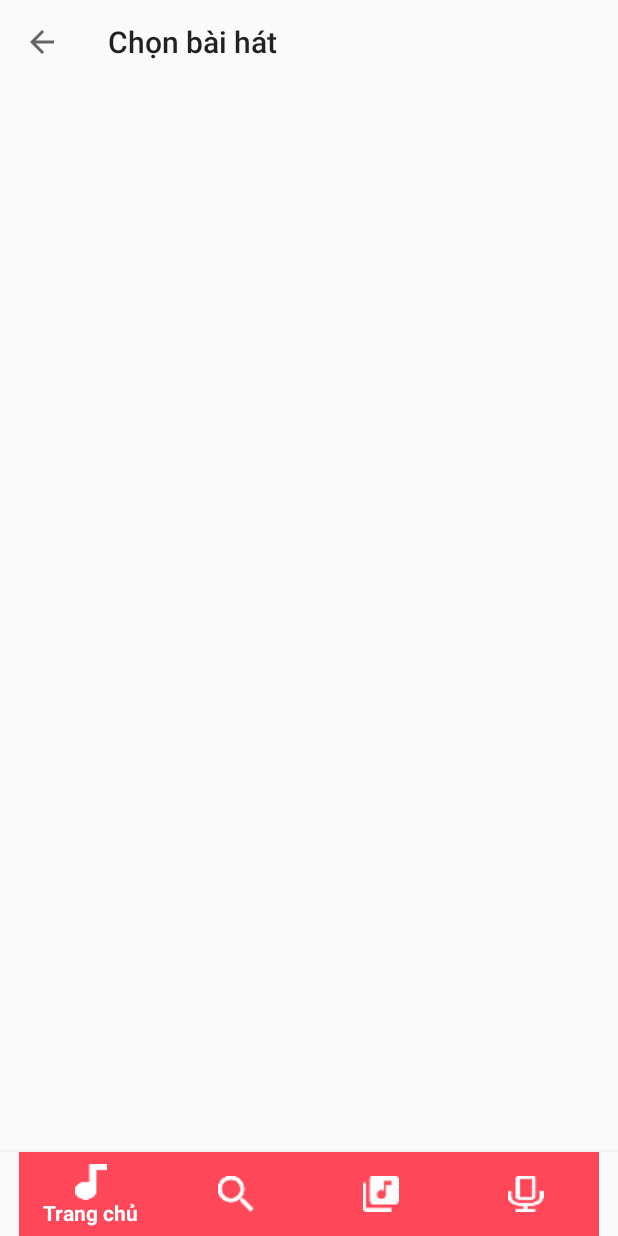
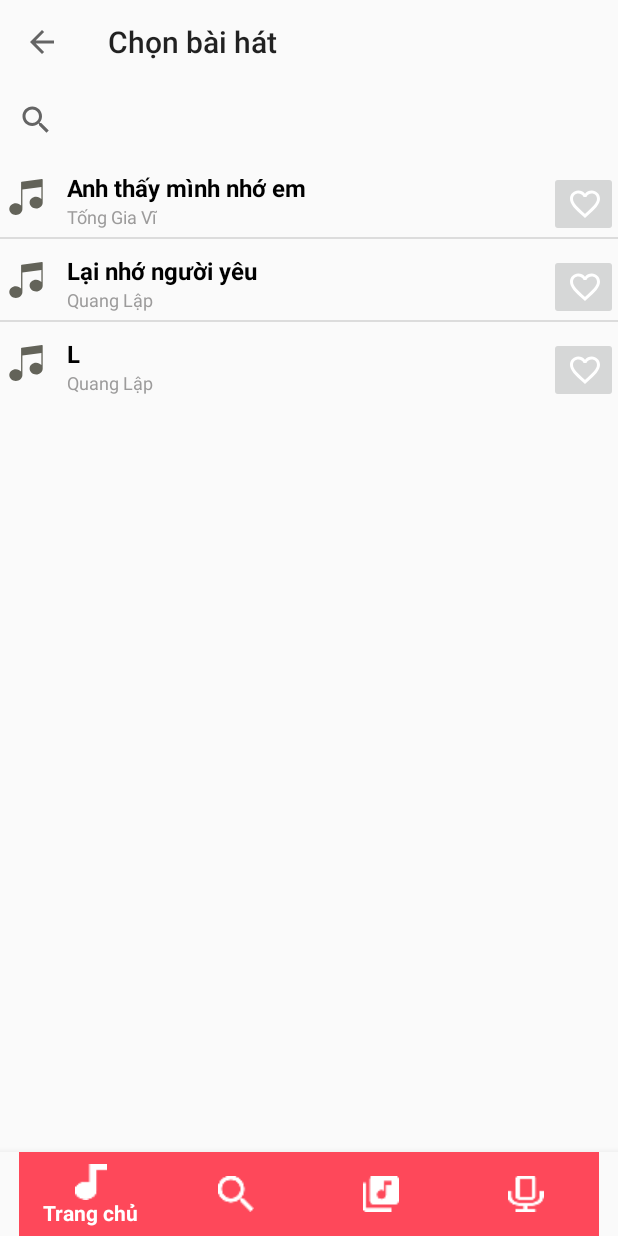
Before and after one commit to quoctuan1780/AppMusicBottomNav, an Android app: the DanhSachBaiHatOffline screen opened through its navigation route, on a phone screen of 412 x 824 dp. Run offline under Robolectric (Android 15) with nearby library versions, the phone set to English and light mode, and no system bars; our stand-ins replace navigation-ui.

Commit message:
Bo sung tinh nang tim kiem trong bai hat

```diff
--- a/app/src/main/java/com/example/appmusicbotnav/adapter/BaiHatAdapter.java
+++ b/app/src/main/java/com/example/appmusicbotnav/adapter/BaiHatAdapter.java
@@ -33,7 +33,7 @@ public class BaiHatAdapter extends ArrayAdapter<BaiHat> implements Filterable {
     public View getView(int position, @Nullable View convertView, @NonNull ViewGroup parent) {
         View listItem = convertView;
         if (listItem == null) {
-            listItem = LayoutInflater.from(mContext).inflate(R.layout.baihat, parent, false);
+            listItem = LayoutInflater.from(mContext).inflate(R.layout.item_baihat, parent, false);
         }
         BaiHat currentSong = songList.get(position);
         TextView tvTitle = listItem.findViewById(R.id.tv_music_name);
--- a/app/src/main/java/com/example/appmusicbotnav/fragment/bangxehang.java
+++ b/app/src/main/java/com/example/appmusicbotnav/fragment/BangXepHang.java
@@ -10,9 +10,9 @@ import android.view.ViewGroup;
 
 import com.example.appmusicbotnav.R;
 
-public class bangxehang extends Fragment {
+public class BangXepHang extends Fragment {
 
-    public bangxehang() {
+    public BangXepHang() {
         // Required empty public constructor
     }
 
@@ -20,6 +20,6 @@ public class bangxehang extends Fragment {
     public View onCreateView(LayoutInflater inflater, ViewGroup container,
                              Bundle savedInstanceState) {
         // Inflate the layout for this fragment
-        return inflater.inflate(R.layout.fragment_bangxehang, container, false);
+        return inflater.inflate(R.layout.fragment_bangxephang, container, false);
     }
 }
--- a/app/src/main/java/com/example/appmusicbotnav/fragment/DanhSachBaiHatOffline.java
+++ b/app/src/main/java/com/example/appmusicbotnav/fragment/DanhSachBaiHatOffline.java
@@ -3,6 +3,7 @@ package com.example.appmusicbotnav.fragment;
 import android.os.Bundle;
 
 import androidx.annotation.NonNull;
+import androidx.annotation.Nullable;
 import androidx.appcompat.app.AppCompatActivity;
 import androidx.appcompat.widget.Toolbar;
 import androidx.fragment.app.Fragment;
@@ -12,12 +13,14 @@ import android.view.MenuItem;
 import android.view.View;
 import android.view.ViewGroup;
 import android.widget.ListView;
+import android.widget.SearchView;
 
 import com.example.appmusicbotnav.R;
 import com.example.appmusicbotnav.adapter.BaiHatAdapter;
 import com.example.appmusicbotnav.model.BaiHat;
 
 import java.util.ArrayList;
+import java.util.HashMap;
 
 
 public class DanhSachBaiHatOffline extends Fragment {
@@ -25,6 +28,9 @@ public class DanhSachBaiHatOffline extends Fragment {
     Toolbar toolbar;
     ArrayList<BaiHat> listBaihat;
     ListView listView;
+    SearchView searchView;
+    BaiHatAdapter adapter;
+    HashMap<String, BaiHat> hmSearch;
     public DanhSachBaiHatOffline(){
 
     }
@@ -32,27 +38,66 @@ public class DanhSachBaiHatOffline extends Fragment {
     @Override
     public View onCreateView(LayoutInflater inflater, ViewGroup container,
                              Bundle savedInstanceState) {
-//        khoiaobaihat();
-        view =  inflater.inflate(R.layout.fragment_frg_baihat, container, false);
+        view =  inflater.inflate(R.layout.fragment_baihat, container, false);
         setHasOptionsMenu(true);
         toolbar = (Toolbar) view.findViewById(R.id.tb_baihat);
         toolbar.setTitle("Chọn bài hát");
+        searchView = (SearchView) view.findViewById(R.id.sv_timkiembaihatoff);
         ((AppCompatActivity)getActivity()).setSupportActionBar(toolbar);
         ((AppCompatActivity)getActivity()).getSupportActionBar().setDisplayShowHomeEnabled(true);
         ((AppCompatActivity)getActivity()).getSupportActionBar().setDisplayHomeAsUpEnabled(true);
         return view;
     }
 
-//    private void khoiaobaihat(){
-//        BaiHat bh1 = new BaiHat("Anh thấy mình nhớ em", "Tống Gia Vĩ", "C:\\Users");
-//        BaiHat bh2 = new BaiHat("Lại nhớ người yêu", "Quang Lập", "C:\\Users");
-//        listBaihat = new ArrayList<>();
-//        listBaihat.add(bh1);
-//        listBaihat.add(bh2);
-//        BaiHatAdapter adapter = new BaiHatAdapter(getContext(), listBaihat);
-//        listView = view.findViewById(R.id.lv_danhsachbaihat);
-//        listView.setAdapter(adapter);
-//    }
+    @Override
+    public void onViewCreated(@NonNull View view, @Nullable Bundle savedInstanceState) {
+        khoitaobaihat();
+        final ArrayList<BaiHat> listClone = new ArrayList<>();
+        searchView.setOnQueryTextListener(new SearchView.OnQueryTextListener() {
+            @Override
+            public boolean onQueryTextSubmit(String query) {
+                return false;
+            }
+
+            @Override
+            public boolean onQueryTextChange(String newText) {
+                if(newText.equals("")){
+                    khoitaobaihat();
+                    return false;
+                }
+                else{
+                    listClone.clear();
+                for(BaiHat bh : listBaihat)
+                    if(bh.getTitle().toLowerCase().contains(newText.toLowerCase())){
+                        listClone.add(bh);
+                        khoitaobaihat(listClone);
+                    }
+                }
+                return false;
+            }
+        });
+        super.onViewCreated(view, savedInstanceState);
+    }
+
+
+    private void khoitaobaihat(){
+        BaiHat bh1 = new BaiHat("Anh thấy mình nhớ em", "Tống Gia Vĩ", "C:\\Users");
+        BaiHat bh2 = new BaiHat("Lại nhớ người yêu", "Quang Lập", "C:\\Users");
+        BaiHat bh3 = new BaiHat("L", "Quang Lập", "C:\\Users");
+        listBaihat = new ArrayList<>();
+        listBaihat.add(bh1);
+        listBaihat.add(bh2);
+        listBaihat.add(bh3);
+        adapter = new BaiHatAdapter(getContext(), listBaihat);
+        listView = view.findViewById(R.id.lv_danhsachbaihat);
+        listView.setAdapter(adapter);
+    }
+
+    private void khoitaobaihat(ArrayList<BaiHat> listBh){
+        adapter = new BaiHatAdapter(getContext(), listBh);
+        listView = view.findViewById(R.id.lv_danhsachbaihat);
+        listView.setAdapter(adapter);
+    }
 
 
     @Override
--- a/app/src/main/java/com/example/appmusicbotnav/fragment/ThuVien.java
+++ b/app/src/main/java/com/example/appmusicbotnav/fragment/ThuVien.java
@@ -7,8 +7,6 @@ import androidx.annotation.Nullable;
 import androidx.appcompat.app.AppCompatActivity;
 import androidx.appcompat.widget.Toolbar;
 import androidx.fragment.app.Fragment;
-import androidx.fragment.app.FragmentManager;
-import androidx.fragment.app.FragmentTransaction;
 import androidx.navigation.fragment.NavHostFragment;
 import androidx.viewpager.widget.ViewPager;
 
@@ -34,7 +32,7 @@ public class ThuVien extends Fragment {
     @Override
     public View onCreateView(LayoutInflater inflater, ViewGroup container,
                              Bundle savedInstanceState) {
-        view = inflater.inflate(R.layout.fragment_frag_trangchu, container, false);
+        view = inflater.inflate(R.layout.fragment_thuvien, container, false);
         QuangCao();
         HienThiQuangCao();
         setHasOptionsMenu(true);
--- /dev/null
+++ b/app/src/main/res/layout/fragment_baihat.xml
@@ -0,0 +1,29 @@
+<?xml version="1.0" encoding="utf-8"?>
+<RelativeLayout xmlns:android="http://schemas.android.com/apk/res/android"
+    xmlns:tools="http://schemas.android.com/tools"
+    android:layout_width="match_parent"
+    android:layout_height="match_parent"
+    tools:context=".fragment.DanhSachBaiHatOffline">
+
+    <!-- TODO: Update blank fragment layout -->
+    <androidx.appcompat.widget.Toolbar
+        android:id="@+id/tb_baihat"
+        android:layout_width="match_parent"
+        android:layout_height="wrap_content">
+    </androidx.appcompat.widget.Toolbar>
+
+    <SearchView
+        android:id="@+id/sv_timkiembaihatoff"
+        android:layout_width="match_parent"
+        android:layout_height="wrap_content"
+        android:layout_below="@id/tb_baihat">
+
+    </SearchView>
+
+    <ListView
+        android:id="@+id/lv_danhsachbaihat"
+        android:layout_width="match_parent"
+        android:layout_height="wrap_content"
+        android:layout_below="@id/sv_timkiembaihatoff">
+    </ListView>
+</RelativeLayout>
--- a/app/src/main/res/layout/fragment_frg_baihat.xml
+++ b/app/src/main/res/layout/fragment_bangxephang.xml
@@ -3,12 +3,12 @@
     xmlns:tools="http://schemas.android.com/tools"
     android:layout_width="match_parent"
     android:layout_height="match_parent"
-    tools:context=".fragment.DanhSachBaiHatOffline">
+    tools:context=".fragment.BangXepHang">
 
     <!-- TODO: Update blank fragment layout -->
-    <androidx.appcompat.widget.Toolbar
-        android:id="@+id/tb_baihat"
+    <TextView
         android:layout_width="match_parent"
-        android:layout_height="wrap_content">
-    </androidx.appcompat.widget.Toolbar>
+        android:layout_height="match_parent"
+        android:text="@string/hello_blank_fragment" />
+
 </FrameLayout>
--- a/app/src/main/res/layout/baihat.xml
+++ b/app/src/main/res/layout/item_baihat.xml
@@ -10,7 +10,7 @@
         android:layout_width="wrap_content"
         android:layout_height="wrap_content"
         android:padding="5dp"
-        android:src="@drawable/ic_music_player" />
+        android:src="@drawable/ic_music_player"/>
 
     <TextView
         android:id="@+id/tv_music_name"
--- a/app/src/main/res/navigation/nav_trangchu.xml
+++ b/app/src/main/res/navigation/nav_trangchu.xml
@@ -8,7 +8,7 @@
         android:id="@+id/item_canhan"
         android:name="com.example.appmusicbotnav.fragment.ThuVien"
         android:label="fragment_frag_trangchu"
-        tools:layout="@layout/fragment_frag_trangchu" >
+        tools:layout="@layout/fragment_thuvien" >
         <action
             android:id="@+id/action_thuVien_to_danhSachBaiHatOffline2"
             app:destination="@id/frag_dsbhoff" />
@@ -17,10 +17,10 @@
         android:id="@+id/frag_dsbhoff"
         android:name="com.example.appmusicbotnav.fragment.DanhSachBaiHatOffline"
         android:label="fragment_frg_baihat"
-        tools:layout="@layout/fragment_frg_baihat" />
+        tools:layout="@layout/fragment_baihat" />
     <fragment
         android:id="@+id/item_bxh"
-        android:name="com.example.appmusicbotnav.fragment.bangxehang"
+        android:name="com.example.appmusicbotnav.fragment.BangXepHang"
         android:label="fragment_bangxehang"
-        tools:layout="@layout/fragment_bangxehang" />
+        tools:layout="@layout/fragment_bangxephang" />
 </navigation>
```
Also changed, not shown: app/src/main/res/layout/fragment_bangxehang.xml (deleted, +0 -14 lines), app/src/main/res/layout/fragment_thuvien.xml (renamed from app/src/main/res/layout/fragment_frag_trangchu.xml).
